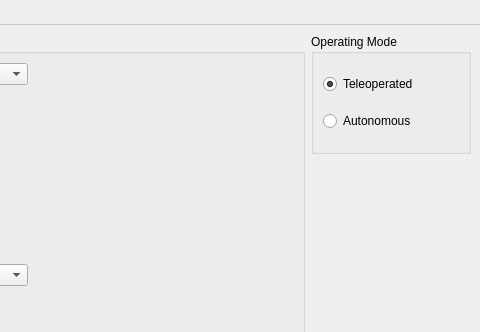
mateusur/Qt_balancing_robot, file interfacewindow.ui: the form before one commit; both pictures show x 340 to 820 and y 0 to 332 of the 820 by 595 pixel window.
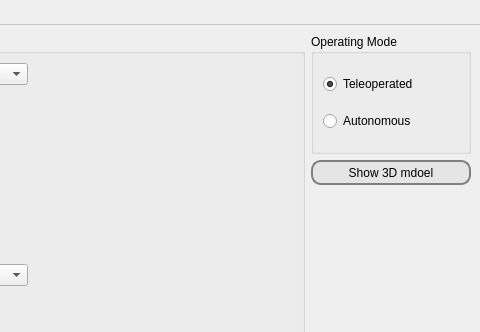
The form after the commit. Icons and pictures are not drawn. Custom widgets are drawn as their Qt base class.

Patch:
```diff
--- a/interfacewindow.ui
+++ b/interfacewindow.ui
@@ -28,6 +28,11 @@
     <height>770</height>
    </size>
   </property>
+  <property name="font">
+   <font>
+    <family>MS Shell Dlg 2</family>
+   </font>
+  </property>
   <property name="windowTitle">
    <string>KIRA - Self Balancing Robot</string>
   </property>
@@ -552,6 +557,19 @@
             </layout>
            </widget>
           </item>
+          <item>
+           <widget class="QPushButton" name="pushButton_model">
+            <property name="minimumSize">
+             <size>
+              <width>0</width>
+              <height>25</height>
+             </size>
+            </property>
+            <property name="text">
+             <string>Show 3D mdoel</string>
+            </property>
+           </widget>
+          </item>
           <item>
            <spacer name="verticalSpacer_4">
             <property name="orientation">
```
Left out of the diff: 2 changed lines with no effect on the pictures.
